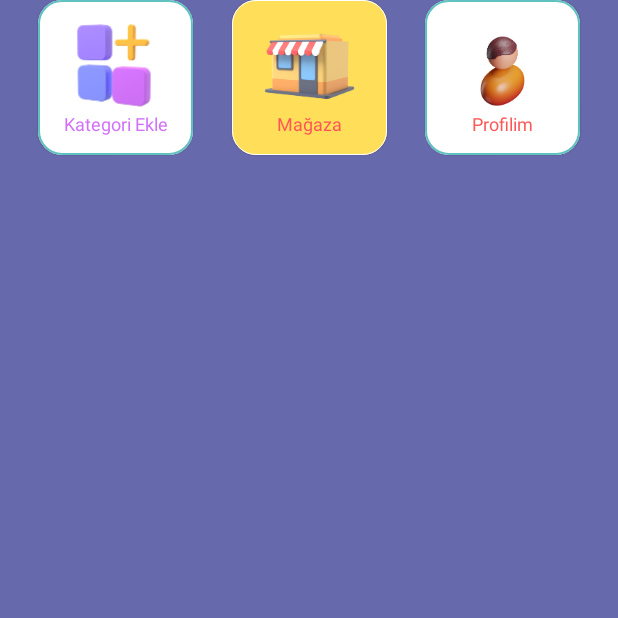
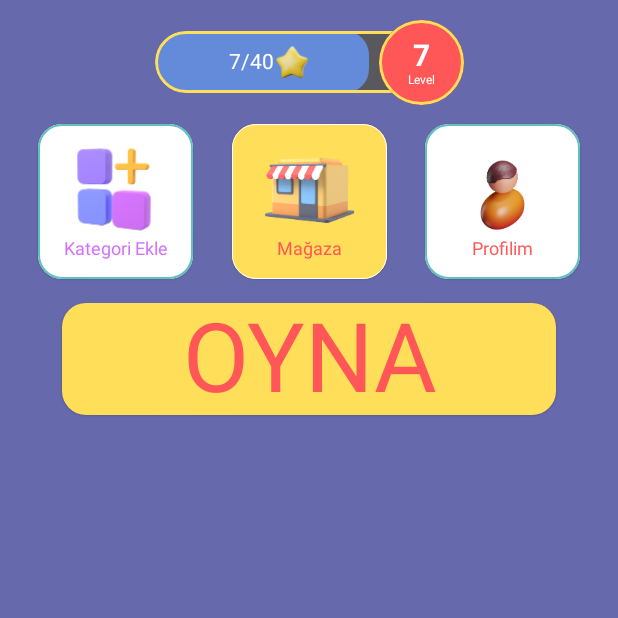
Before and after one commit to Patronus-Studio/SiseCevirmece-Compose, an Android app built with Jetpack Compose: the screen it shows after launch (MainActivity), on a phone screen of 412 x 824 dp, the top half of it. Run offline under Robolectric (Android 15) with nearby library versions, the light colour scheme and no system bars.

Commit message:
User level card added

```diff
--- a/app/src/main/java/com/patronusstudio/sisecevirmece/ui/screens/HomeScreen.kt
+++ b/app/src/main/java/com/patronusstudio/sisecevirmece/ui/screens/HomeScreen.kt
@@ -2,24 +2,36 @@ package com.patronusstudio.sisecevirmece.ui.screens
 
 import android.widget.Toast
 import androidx.compose.foundation.background
+import androidx.compose.foundation.clickable
 import androidx.compose.foundation.layout.*
+import androidx.compose.foundation.shape.RoundedCornerShape
+import androidx.compose.material.Card
+import androidx.compose.material.Text
 import androidx.compose.runtime.Composable
 import androidx.compose.ui.Modifier
 import androidx.compose.ui.graphics.Color
 import androidx.compose.ui.platform.LocalConfiguration
 import androidx.compose.ui.platform.LocalContext
 import androidx.compose.ui.res.stringResource
+import androidx.compose.ui.text.TextStyle
+import androidx.compose.ui.text.style.TextAlign
 import androidx.compose.ui.unit.dp
+import androidx.compose.ui.unit.sp
 import com.patronusstudio.sisecevirmece.R
 import com.patronusstudio.sisecevirmece.ui.theme.*
 import com.patronusstudio.sisecevirmece.ui.widgets.CardImageWithText
+import com.patronusstudio.sisecevirmece.ui.widgets.LevelBar
 
 @Composable
 fun HomeScreen() {
     Column(
-        modifier = Modifier.fillMaxSize().background(BlueViolet)
+        modifier = Modifier
+            .fillMaxSize()
+            .background(BlueViolet)
     ) {
+        LevelBar()
         HomeCards()
+        PlayButton()
     }
 
 }
@@ -61,3 +73,28 @@ private fun HomeCards() {
         }
     }
 }
+
+@Composable
+private fun PlayButton() {
+    val width = LocalConfiguration.current.screenWidthDp
+    val context = LocalContext.current
+    Row(modifier = Modifier.fillMaxWidth(), horizontalArrangement = Arrangement.Center) {
+        Card(
+            modifier = Modifier
+                .width(width = (width * 0.8).dp)
+                .padding(vertical = 16.dp)
+                .clickable {
+                    Toast
+                        .makeText(context, "Oyna", Toast.LENGTH_SHORT)
+                        .show()
+                },
+            backgroundColor = Mustard,
+            shape = RoundedCornerShape(16.dp)
+        ) {
+            Text(
+                text = stringResource(id = R.string.play), fontSize = 64.sp,
+                style = TextStyle(color = SunsetOrange), textAlign = TextAlign.Center
+            )
+        }
+    }
+}
--- a/app/src/main/java/com/patronusstudio/sisecevirmece/ui/theme/Color.kt
+++ b/app/src/main/java/com/patronusstudio/sisecevirmece/ui/theme/Color.kt
@@ -6,8 +6,11 @@ val Purple200 = Color(0xFFBB86FC)
 val Purple500 = Color(0xFF6200EE)
 val Purple700 = Color(0xFF3700B3)
 val Teal200 = Color(0xFF03DAC5)
+//https://www.color-name.com/hex/
 val SeaSerpent = Color(0xFF60C2BF)
 val Mustard = Color(0xFFFFDE59)
 val Heliotrope = Color(0xFFD272F9)
 val SunsetOrange = Color(0xFFFF5757)
 val BlueViolet = Color(0xFF6769AD)
+val DavysGrey = Color(0xFF59595D)
+val UnitedNationsBlue = Color(0xFF648BD9)
--- a/app/src/main/java/com/patronusstudio/sisecevirmece/ui/widgets/Cards.kt
+++ b/app/src/main/java/com/patronusstudio/sisecevirmece/ui/widgets/Cards.kt
@@ -1,22 +1,31 @@
 package com.patronusstudio.sisecevirmece.ui.widgets
 
 import androidx.annotation.DrawableRes
-import androidx.compose.foundation.BorderStroke
-import androidx.compose.foundation.Image
-import androidx.compose.foundation.clickable
+import androidx.compose.foundation.*
 import androidx.compose.foundation.layout.*
+import androidx.compose.foundation.shape.CircleShape
 import androidx.compose.foundation.shape.RoundedCornerShape
 import androidx.compose.material.Card
 import androidx.compose.material.Text
 import androidx.compose.runtime.Composable
 import androidx.compose.ui.Alignment
 import androidx.compose.ui.Modifier
+import androidx.compose.ui.draw.clip
 import androidx.compose.ui.graphics.Color
+import androidx.compose.ui.platform.LocalConfiguration
 import androidx.compose.ui.res.painterResource
+import androidx.compose.ui.res.stringResource
 import androidx.compose.ui.text.TextStyle
+import androidx.compose.ui.text.font.FontWeight
+import androidx.compose.ui.tooling.preview.Preview
 import androidx.compose.ui.unit.Dp
 import androidx.compose.ui.unit.dp
 import androidx.compose.ui.unit.sp
+import com.patronusstudio.sisecevirmece.R
+import com.patronusstudio.sisecevirmece.ui.theme.DavysGrey
+import com.patronusstudio.sisecevirmece.ui.theme.Mustard
+import com.patronusstudio.sisecevirmece.ui.theme.SunsetOrange
+import com.patronusstudio.sisecevirmece.ui.theme.UnitedNationsBlue
 
 @Composable
 fun CardImageWithText(
@@ -40,6 +49,9 @@ fun CardImageWithText(
         border = if (borderColor != null) BorderStroke(1.dp, borderColor)
         else BorderStroke(0.dp, Color.White)
     ) {
+        Box(modifier = Modifier
+            .fillMaxSize()
+            .clickable { clicked() })
         Column(
             horizontalAlignment = Alignment.CenterHorizontally,
             verticalArrangement = Arrangement.Center
--- /dev/null
+++ b/app/src/main/java/com/patronusstudio/sisecevirmece/ui/widgets/Custom.kt
@@ -0,0 +1,112 @@
+package com.patronusstudio.sisecevirmece.ui.widgets
+
+import androidx.compose.foundation.BorderStroke
+import androidx.compose.foundation.Image
+import androidx.compose.foundation.background
+import androidx.compose.foundation.border
+import androidx.compose.foundation.layout.*
+import androidx.compose.foundation.shape.CircleShape
+import androidx.compose.foundation.shape.RoundedCornerShape
+import androidx.compose.material.Text
+import androidx.compose.runtime.Composable
+import androidx.compose.ui.Alignment
+import androidx.compose.ui.Modifier
+import androidx.compose.ui.draw.clip
+import androidx.compose.ui.graphics.Color
+import androidx.compose.ui.platform.LocalConfiguration
+import androidx.compose.ui.res.painterResource
+import androidx.compose.ui.res.stringResource
+import androidx.compose.ui.text.TextStyle
+import androidx.compose.ui.text.font.FontWeight
+import androidx.compose.ui.tooling.preview.Preview
+import androidx.compose.ui.unit.dp
+import androidx.compose.ui.unit.sp
+import com.patronusstudio.sisecevirmece.R
+import com.patronusstudio.sisecevirmece.ui.theme.DavysGrey
+import com.patronusstudio.sisecevirmece.ui.theme.Mustard
+import com.patronusstudio.sisecevirmece.ui.theme.SunsetOrange
+import com.patronusstudio.sisecevirmece.ui.theme.UnitedNationsBlue
+
+@Preview
+@Composable
+fun LevelBar(currentStar:Int = 38,nextLevelNeedStar :Int = 40,currentLevel: String = "7") {
+    val width = LocalConfiguration.current.screenWidthDp
+    val contentWidth = (width * 0.5).dp
+    val contentHeight = (width * 0.20).dp
+    val barWidth = (width * 0.5).dp
+    val barHeight = (width * 0.1).dp
+    val circleLevelSize = (width * 0.13).dp
+    val maxLevelWidth = barWidth - circleLevelSize
+    val starSize = (width * 0.06).dp
+    Box(modifier = Modifier.fillMaxWidth(), contentAlignment = Alignment.Center) {
+        Box(
+            modifier = Modifier
+                .width(contentWidth)
+                .height(contentHeight),
+            contentAlignment = Alignment.Center
+        ) {
+            Box(
+                modifier = Modifier
+                    .width(barWidth)
+                    .height(barHeight)
+                    .clip(CircleShape)
+                    .background(DavysGrey)
+                    .border(BorderStroke(2.dp, Mustard), CircleShape)
+            ) {
+                Box(
+                    modifier = Modifier
+                        // TODO: 10.dp silinecek
+                        .width(maxLevelWidth - 10.dp)
+                        .height(barHeight)
+                        .clip(RoundedCornerShape(16.dp))
+                        .background(UnitedNationsBlue)
+                )
+                Row(
+                    modifier = Modifier
+                        .width(maxLevelWidth)
+                        .height(barHeight),
+                    verticalAlignment = Alignment.CenterVertically,
+                    horizontalArrangement = Arrangement.Center
+                ) {
+                    Text(text = "$currentLevel/$nextLevelNeedStar", style = TextStyle(color = Color.White))
+                    Image(
+                        modifier = Modifier.size(starSize),
+                        painter = painterResource(id = R.drawable.star),
+                        contentDescription = ""
+                    )
+                }
+            }
+            Box(
+                modifier = Modifier.fillMaxSize(),
+                contentAlignment = Alignment.CenterEnd,
+            ) {
+                Box(
+                    modifier = Modifier
+                        .size(circleLevelSize + 3.dp)
+                        .clip(CircleShape)
+                        .border(BorderStroke(2.dp, Mustard), shape = CircleShape)
+                        .background(SunsetOrange)
+                ) {
+                    Column(
+                        modifier = Modifier.fillMaxSize(),
+                        verticalArrangement = Arrangement.Center,
+                        horizontalAlignment = Alignment.CenterHorizontally
+                    ) {
+                        Text(
+                            text = currentLevel,
+                            fontSize = 20.sp,
+                            fontWeight = FontWeight.Bold,
+                            style = TextStyle(color = Color.White)
+                        )
+                        Text(
+                            text = stringResource(id = R.string.level),
+                            fontSize = 8.sp,
+                            style = TextStyle(color = Color.White)
+                        )
+                    }
+                }
+            }
+        }
+
+    }
+}
--- a/app/src/main/res/values/strings.xml
+++ b/app/src/main/res/values/strings.xml
@@ -3,4 +3,6 @@
     <string name="add_category">Kategori Ekle</string>
     <string name="store">Mağaza</string>
     <string name="my_profile">Profilim</string>
+    <string name="play">OYNA</string>
+    <string name="level">Level</string>
 </resources>
```
Also changed, not shown: app/src/main/res/drawable-hdpi/star.png (added), app/src/main/res/drawable-ldpi/star.png (added), app/src/main/res/drawable-mdpi/star.png (added), app/src/main/res/drawable-xhdpi/star.png (added), app/src/main/res/drawable-xxhdpi/star.png (added), app/src/main/res/drawable-xxxhdpi/star.png (added).
